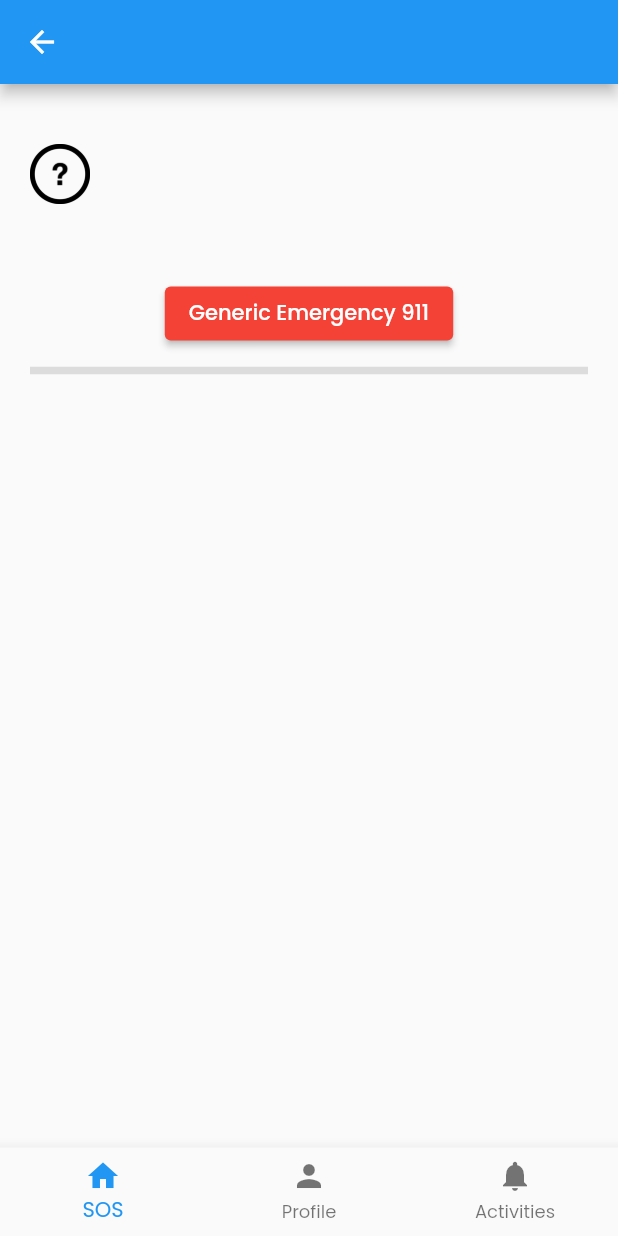
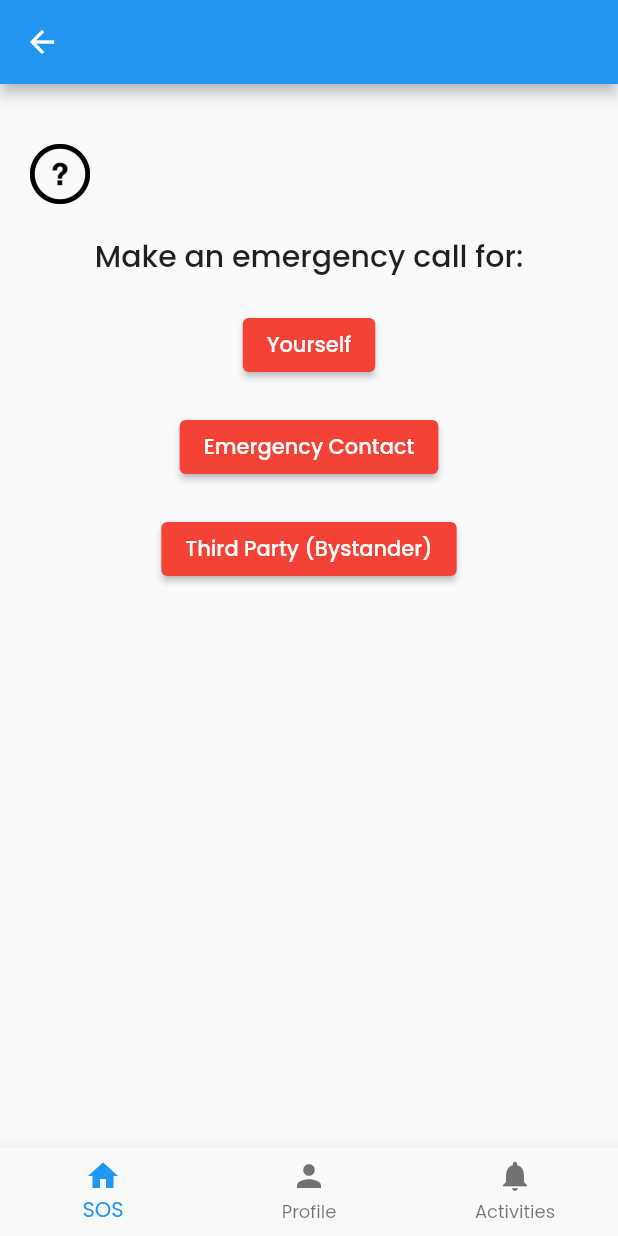
Before and after one commit to panli200/NG911, a Flutter app: the SosHomePage screen opened by its route, on a phone screen of 412 x 824 dp. Run offline on Flutter 3.47's test engine with Material 2 defaults, Android fonts, the phone set to English and light mode, and no system bars; our stand-ins replace auto_route, battery, bloc, camera, cloud_firestore, file_picker and 12 more; missing offline and left inert: dart:html, flutter_webrtc, fluttercontactpicker, google_maps, health, sliding_switch; accounts and stored records are empty.

```diff
--- a/sos_app/lib/routes/router.dart
+++ b/sos_app/lib/routes/router.dart
@@ -1,7 +1,6 @@
 import 'package:auto_route/auto_route.dart';
 import 'package:sos_app/sos.dart';
 import 'package:sos_app/sos_extended_pages/how_to_use_app_page.dart';
-import 'package:sos_app/sos_extended_pages/emergency_call_popup_page.dart';
 import 'package:sos_app/sos_extended_pages/call.dart';
 import 'package:sos_app/sos_extended_pages/connect_psap_page.dart';
 import 'package:sos_app/sos_extended_pages/sos_home_page.dart';
@@ -45,10 +44,6 @@ import 'package:sos_app/SignUp.dart';
                     AutoRoute(
                       path: ':howToUseID',
                       page: HowToUsePage,  // FUTURE EXTENDED/POP-UP PAGES FOR SOS PAGE
-                    ),
-                    AutoRoute(
-                      path: ':emergencyCallPopUpID',
-                      page: EmergencyCallPopUpPage,  // FUTURE EXTENDED/POP-UP PAGES FOR SOS PAGE
                     ),
                     AutoRoute(
                       path: '',
--- a/sos_app/lib/sos_extended_pages/sos_home_page.dart
+++ b/sos_app/lib/sos_extended_pages/sos_home_page.dart
@@ -3,6 +3,13 @@ import 'package:auto_route/auto_route.dart';
 import 'package:sos_app/routes/router.gr.dart';
 import 'package:sos_app/data/application_data.dart';
 import 'package:sos_app/widgets.dart';
+import 'package:sos_app/profile_extended_pages/upload_file.dart';
+import 'package:sos_app/services/location.dart';
+import 'package:sos_app/services/send_call_history.dart';
+import 'package:sos_app/services/send_realtime_info.dart';
+import 'package:cloud_firestore/cloud_firestore.dart';
+import 'package:sos_app/sos_extended_pages/call.dart';
+import 'package:firebase_auth/firebase_auth.dart';
 
 class SosHomePage extends StatefulWidget {
   SosHomePage({Key? key}) : super(key: key);
@@ -24,7 +31,6 @@ class SosHomePageState extends State<SosHomePage> {
       child: Column(
         crossAxisAlignment: CrossAxisAlignment.start,
         mainAxisAlignment: MainAxisAlignment.start,
-        // children: <Widget>[
         children: <Widget>[
           Container(
             height: 40,
@@ -42,40 +48,130 @@ class SosHomePageState extends State<SosHomePage> {
 
           SizedBox(height: 20), // Spacing visuals
 
+          Center(
+            child:
+            Text(
+                'Make an emergency call for:',
+                textAlign: TextAlign.center,
+                style: Theme.of(context).textTheme.headline6,
+            ),
+          ),
+
           SizedBox(height: 20), // Spacing visuals
 
           Column(
             crossAxisAlignment: CrossAxisAlignment.center,
             children: <Widget>[
+              Center(
+                child:
                   Container(
-                  padding:
-                      EdgeInsets.symmetric(horizontal: 20.0, vertical: 5.0),
-                  height: 50,
-                  width: MediaQuery.of(context).size.width * 0.8,
-                  margin: EdgeInsets.symmetric(vertical: 8),
-                  child: Center(
-                      child: ElevatedButton(
+                    child:
+                    ElevatedButton(
                       style: ButtonStyle(
                         backgroundColor:
                         MaterialStateProperty.all<Color>(Colors.red),
                       ),
                       onPressed: () {
-                      context.router.push(
-                        EmergencyCallPopUpRoute(
-                          emergencyCallPopUpID: emergencyCallPopUp.id,
-                        ),
+                        var now = new DateTime.now();
+                          String? date = now.toString();
+                          _callNumber(date);
+                          updateSensors(date);
+                          //sendUserDate(); //TEST calling send the user profile function to send the data to firebase
+                          uploadFile(); //TEST upload files to the firebase storage
+                          updateHistory();//Test adding call history database
+                          Navigator.push(
+                            context,
+                            MaterialPageRoute(builder: (context) => CallPage()),
                         );
                       },
-                    child: Text("Generic Emergency 911"),
-                  ))),
-              const Divider(
-                height: 10,
-                thickness: 5,
+                      child: Text("Yourself"),
+                    )
+                  )
                 ),
+
+                SizedBox(height: 20), // Spacing visuals
+
+                Center(
+                child:
+                  Container(
+                    child:
+                    ElevatedButton(
+                      style: ButtonStyle(
+                        backgroundColor:
+                        MaterialStateProperty.all<Color>(Colors.red),
+                      ),
+                      onPressed: () {
+                        var now = new DateTime.now();
+                          String? date = now.toString();
+                          _callNumber(date);
+                          updateSensors(date);
+                          //sendUserDate(); //TEST calling send the user profile function to send the data to firebase
+                          uploadFile(); //TEST upload files to the firebase storage
+                          updateHistory();//Test adding call history database
+                          Navigator.push(
+                            context,
+                            MaterialPageRoute(builder: (context) => CallPage()),
+                        );
+                      },
+                      child: Text("Emergency Contact"),
+                    )
+                  )
+                ),
+
+                SizedBox(height: 20), // Spacing visuals
+
+                Center(
+                child:
+                  Container(
+                    child:
+                    ElevatedButton(
+                      style: ButtonStyle(
+                        backgroundColor:
+                        MaterialStateProperty.all<Color>(Colors.red),
+                      ),
+                      onPressed: () {
+                        var now = new DateTime.now();
+                          String? date = now.toString();
+                          _callNumber(date);
+                          updateSensors(date);
+                          //sendUserDate(); //TEST calling send the user profile function to send the data to firebase
+                          uploadFile(); //TEST upload files to the firebase storage
+                          updateHistory();//Test adding call history database
+                          Navigator.push(
+                            context,
+                            MaterialPageRoute(builder: (context) => CallPage()),
+                        );
+                      },
+                      child: Text("Third Party (Bystander)"),
+                    )
+                  )
+                ),
+
+              // const Divider(
+              //   height: 10,
+              //   thickness: 5,
+              // ),
             ],
           ) // SOS Scenario Button Placeholders
         ],
       ),
     ));
   }
+
+  void _callNumber(String? date) async {
+    Location location = Location();
+    await location.getCurrentLocation();
+    String user = FirebaseAuth.instance.currentUser!.uid.toString();
+    String mobile = FirebaseAuth.instance.currentUser!.phoneNumber.toString();
+    FirebaseFirestore.instance.collection('SOSEmergencies').doc(mobile).set({
+      'Online': false,
+      'Phone': mobile,
+      'User': user,
+      'StartLocation': GeoPoint(location.latitude, location.longitude),
+      'StartTime': date,
+      'Waiting': true,
+    });
+
+
   }
+}
```
Also changed, not shown: sos_app/lib/sos_extended_pages/emergency_call_popup_page.dart (deleted, +0 -129 lines), sos_app/lib/routes/router.gr.dart. Lines whose indentation alone changed are shown as unchanged.
